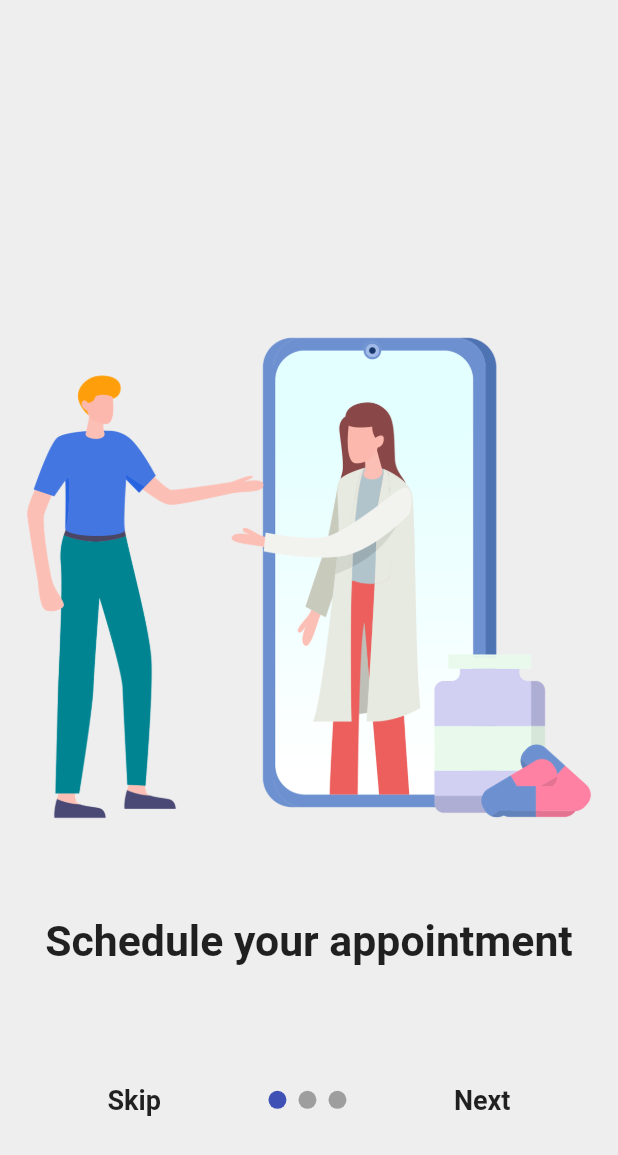
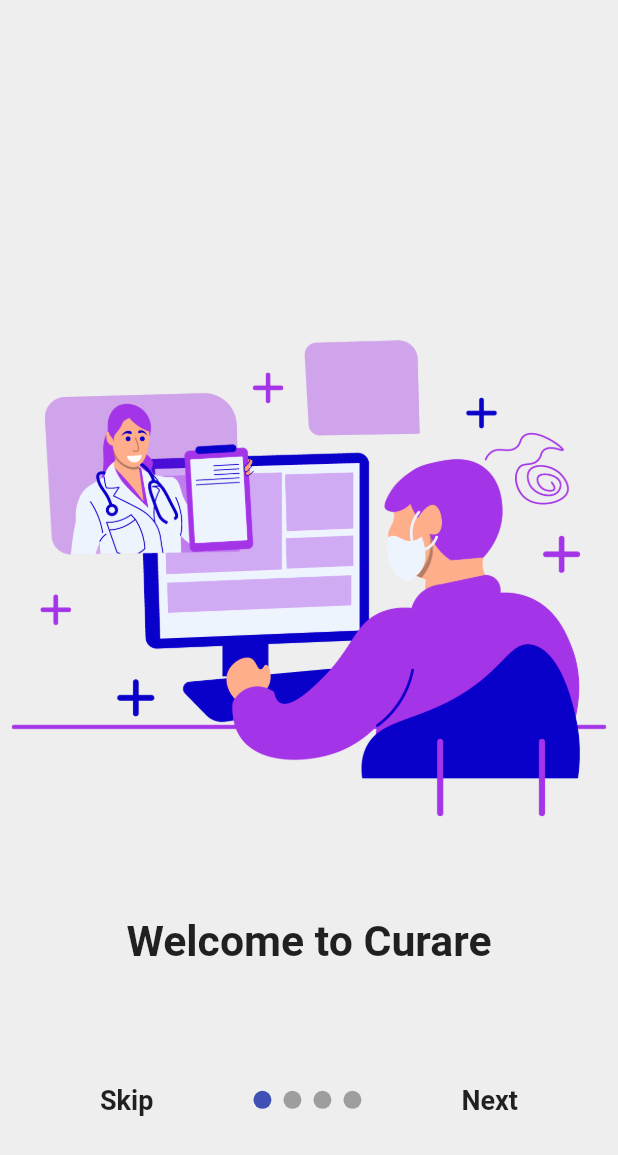
Before and after one commit to antony-thomas1/curare, a Flutter app: the screen it shows after launch, on a phone screen of 412 x 824 dp. Shown: the top 1155 px of the screen. Run offline on Flutter 3.47's test engine with Material 2 defaults, Android fonts, the phone set to English and light mode, and no system bars; drawn by our look-alikes of smooth_page_indicator.

Commit message:
updated Welcome Page

```diff
--- /dev/null
+++ b/curare_project/lib/pages/intro_pages/intro_page.dart
@@ -0,0 +1,38 @@
+import 'package:flutter/material.dart';
+
+class IntroPage extends StatelessWidget {
+  const IntroPage({Key? key}) : super(key: key);
+
+  @override
+  Widget build(BuildContext context) {
+    return Container(
+      //alignment: Alignment.center,
+      color: Colors.grey[200],
+      child: Center(
+        child: SingleChildScrollView(
+          child: Column(
+            children: [
+              Image.asset(
+                'lib/assets/vschedule.png',
+              ),
+              const SizedBox(
+                height: 20,
+              ),
+              // Text
+              const Padding(
+                padding: EdgeInsets.symmetric(horizontal: 20),
+                child: Text(
+                  'Welcome to Curare',
+                  style: TextStyle(
+                    fontSize: 28.5,
+                    fontWeight: FontWeight.bold,
+                  ),
+                ),
+              ),
+            ],
+          ),
+        ),
+      ),
+    );
+  }
+}
--- a/curare_project/lib/pages/welcome_page.dart
+++ b/curare_project/lib/pages/welcome_page.dart
@@ -1,3 +1,4 @@
+import 'package:doctor_demo/pages/intro_pages/intro_page.dart';
 import 'package:doctor_demo/pages/intro_pages/intro_page1.dart';
 import 'package:doctor_demo/pages/intro_pages/intro_page2.dart';
 import 'package:doctor_demo/pages/intro_pages/intro_page3.dart';
@@ -29,10 +30,11 @@
             controller: _controller,
             onPageChanged: (index) {
               setState(() {
-                onLastPage = (index == 2);
+                onLastPage = (index == 3);
               });
             },
-            children: [
+            children: const [
+              IntroPage(),
               IntroPage1(),
               IntroPage2(),
               IntroPage3(),
@@ -61,8 +63,8 @@
                 // dot indicators
                 SmoothPageIndicator(
                   controller: _controller,
-                  count: 3,
-                  effect: WormEffect(
+                  count: 4,
+                  effect: const WormEffect(
                     dotHeight: 12,
                     dotWidth: 12,
                   ),
```
